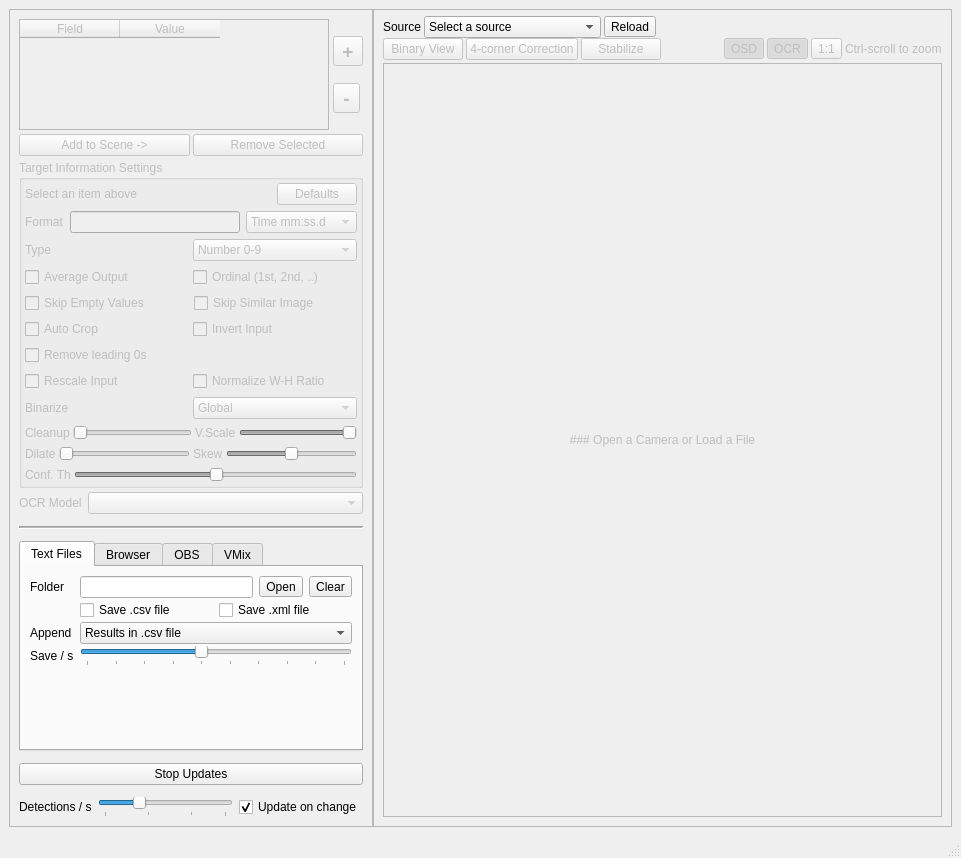
The window that mainwindow.ui (locaal-ai/scoresight) describes before a commit, drawn with Qt 5.
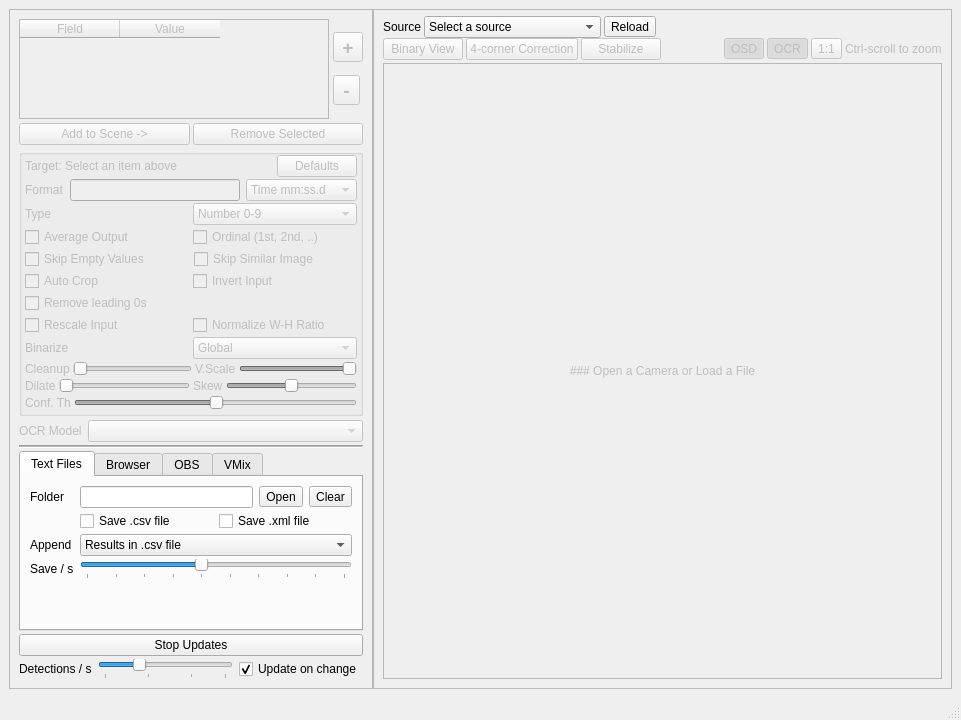
The same window after the commit.

What changed in the file:
```diff
--- a/mainwindow.ui
+++ b/mainwindow.ui
@@ -7,7 +7,7 @@
     <x>0</x>
     <y>0</y>
     <width>961</width>
-    <height>858</height>
+    <height>720</height>
    </rect>
   </property>
   <property name="windowTitle">
@@ -37,7 +37,7 @@
       </property>
       <layout class="QVBoxLayout" name="verticalLayout">
        <property name="spacing">
-        <number>12</number>
+        <number>3</number>
        </property>
        <item>
         <widget class="QWidget" name="groupBox_sb_info" native="true">
@@ -160,7 +160,6 @@
                   <property name="font">
                    <font>
                     <pointsize>14</pointsize>
-                    <weight>75</weight>
                     <bold>true</bold>
                    </font>
                   </property>
@@ -180,7 +179,6 @@
                   <property name="font">
                    <font>
                     <pointsize>14</pointsize>
-                    <weight>75</weight>
                     <bold>true</bold>
                    </font>
                   </property>
@@ -238,18 +236,15 @@
           </item>
           <item>
            <widget class="QGroupBox" name="groupBox_target_settings">
-            <property name="title">
-             <string>Target Information Settings</string>
-            </property>
-            <property name="checkable">
-             <bool>false</bool>
-            </property>
             <layout class="QVBoxLayout" name="verticalLayout_5">
+             <property name="spacing">
+              <number>2</number>
+             </property>
              <property name="leftMargin">
               <number>3</number>
              </property>
              <property name="topMargin">
-              <number>3</number>
+              <number>0</number>
              </property>
              <property name="rightMargin">
               <number>3</number>
@@ -267,7 +262,7 @@
                </property>
                <layout class="QHBoxLayout" name="horizontalLayout_12">
                 <property name="spacing">
-                 <number>0</number>
+                 <number>3</number>
                 </property>
                 <property name="leftMargin">
                  <number>0</number>
@@ -281,6 +276,13 @@
                 <property name="bottomMargin">
                  <number>0</number>
                 </property>
+                <item>
+                 <widget class="QLabel" name="label_6">
+                  <property name="text">
+                   <string>Target:</string>
+                  </property>
+                 </widget>
+                </item>
                 <item>
                  <widget class="QLabel" name="label_selectedInfo">
                   <property name="text">
@@ -945,7 +947,7 @@
           </attribute>
           <layout class="QFormLayout" name="formLayout_2">
            <property name="verticalSpacing">
-            <number>2</number>
+            <number>3</number>
            </property>
            <property name="bottomMargin">
             <number>0</number>
@@ -1119,7 +1121,7 @@
            <item alignment="Qt::AlignTop">
             <widget class="QLabel" name="label_8">
              <property name="text">
-              <string>&lt;html&gt;&lt;head/&gt;&lt;body&gt;&lt;p&gt;HTML Scoreboard: &lt;a href=&quot;http://localhost:18099/scoresight&quot;&gt;&lt;span style=&quot; text-decoration: underline; color:#0000ff;&quot;&gt;http://localhost:18099/scoresight&lt;/span&gt;&lt;/a&gt;&lt;/p&gt;&lt;p&gt;JSON: &lt;a href=&quot;http://localhost:18099/json&quot;&gt;&lt;span style=&quot; text-decoration: underline; color:#0000ff;&quot;&gt;http://localhost:18099/json&lt;/span&gt;&lt;/a&gt; (optional: ?pivot)&lt;/p&gt;&lt;p&gt;XML: &lt;a href=&quot;http://localhost:18099/xml&quot;&gt;&lt;span style=&quot; text-decoration: underline; color:#0000ff;&quot;&gt;http://localhost:18099/xml&lt;/span&gt;&lt;/a&gt; (optional: ?pivot)&lt;/p&gt;&lt;p&gt;CSV: &lt;a href=&quot;http://localhost:18099/csv&quot;&gt;&lt;span style=&quot; text-decoration: underline; color:#0000ff;&quot;&gt;http://localhost:18099/csv&lt;/span&gt;&lt;/a&gt;&lt;/p&gt;&lt;/body&gt;&lt;/html&gt;</string>
+              <string>&lt;html&gt;&lt;head/&gt;&lt;body&gt;&lt;p&gt;HTML Scoreboard: &lt;a href=&quot;http://localhost:18099/scoresight&quot;&gt;&lt;span style=&quot; text-decoration: underline; color:#0000ff;&quot;&gt;http://localhost:18099/scoresight&lt;br/&gt;&lt;/span&gt;&lt;/a&gt;JSON: &lt;a href=&quot;http://localhost:18099/json&quot;&gt;&lt;span style=&quot; text-decoration: underline; color:#0000ff;&quot;&gt;http://localhost:18099/json&lt;/span&gt;&lt;/a&gt; (optional: ?pivot)&lt;br/&gt;XML: &lt;a href=&quot;http://localhost:18099/xml&quot;&gt;&lt;span style=&quot; text-decoration: underline; color:#0000ff;&quot;&gt;http://localhost:18099/xml&lt;/span&gt;&lt;/a&gt; (optional: ?pivot)&lt;br/&gt;CSV: &lt;a href=&quot;http://localhost:18099/csv&quot;&gt;&lt;span style=&quot; text-decoration: underline; color:#0000ff;&quot;&gt;http://localhost:18099/csv&lt;/span&gt;&lt;/a&gt;&lt;/p&gt;&lt;/body&gt;&lt;/html&gt;</string>
              </property>
              <property name="textFormat">
               <enum>Qt::RichText</enum>
@@ -1781,7 +1783,7 @@
      <x>0</x>
      <y>0</y>
      <width>961</width>
-     <height>21</height>
+     <height>20</height>
     </rect>
    </property>
   </widget>
```
